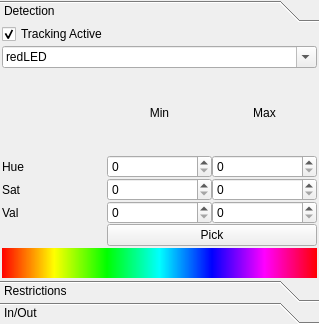
Before: the Qt Designer form ui/tab_featuresUi.ui in wonkoderverstaendige/Spotter, drawn with Qt 5.
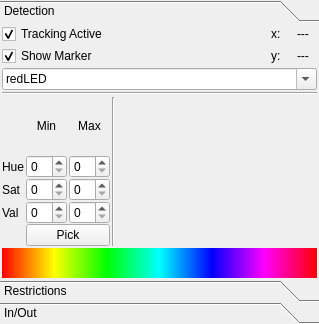
After: the same form once the commit is applied.

Commit message: Add features and objects and link them to their trackable objects.

```diff
--- a/ui/tab_featuresUi.ui
+++ b/ui/tab_featuresUi.ui
@@ -27,22 +27,13 @@
      </property>
      <item row="0" column="0">
       <widget class="QToolBox" name="toolBox">
-       <property name="frameShape">
-        <enum>QFrame::NoFrame</enum>
-       </property>
-       <property name="frameShadow">
-        <enum>QFrame::Plain</enum>
-       </property>
-       <property name="lineWidth">
-        <number>0</number>
-       </property>
        <property name="currentIndex">
         <number>0</number>
        </property>
        <property name="tabSpacing">
         <number>0</number>
        </property>
-       <widget class="QWidget" name="page">
+       <widget class="QWidget" name="page_feature_detection">
         <property name="geometry">
          <rect>
           <x>0</x>
@@ -61,10 +52,10 @@
          <property name="spacing">
           <number>2</number>
          </property>
-         <item row="4" column="0">
+         <item row="11" column="0">
           <layout class="QVBoxLayout" name="verticalLayout_4">
            <item>
-            <widget class="QLabel" name="label_6">
+            <widget class="QLabel" name="lbl_colorspace">
              <property name="sizePolicy">
               <sizepolicy hsizetype="Minimum" vsizetype="Expanding">
                <horstretch>0</horstretch>
@@ -87,88 +78,65 @@
            </item>
           </layout>
          </item>
-         <item row="0" column="0">
-          <widget class="QCheckBox" name="checkBox_3">
-           <property name="text">
-            <string>Tracking Active</string>
+         <item row="10" column="0">
+          <layout class="QGridLayout" name="layout_feature_parameters">
+           <property name="horizontalSpacing">
+            <number>2</number>
            </property>
-           <property name="checked">
-            <bool>true</bool>
-           </property>
-          </widget>
-         </item>
-         <item row="3" column="0">
-          <layout class="QGridLayout" name="gridLayout_9">
-           <property name="spacing">
+           <property name="verticalSpacing">
             <number>0</number>
            </property>
-           <item row="0" column="2">
-            <widget class="QLabel" name="label_5">
-             <property name="layoutDirection">
-              <enum>Qt::LeftToRight</enum>
+           <item row="3" column="4">
+            <spacer name="horizontalSpacer_2">
+             <property name="orientation">
+              <enum>Qt::Horizontal</enum>
              </property>
-             <property name="text">
-              <string>Max</string>
+             <property name="sizeHint" stdset="0">
+              <size>
+               <width>40</width>
+               <height>20</height>
+              </size>
              </property>
-             <property name="alignment">
-              <set>Qt::AlignCenter</set>
-             </property>
-            </widget>
+            </spacer>
            </item>
-           <item row="2" column="0">
-            <widget class="QLabel" name="label_3">
-             <property name="text">
-              <string>Sat</string>
-             </property>
-            </widget>
-           </item>
-           <item row="2" column="1">
-            <widget class="QSpinBox" name="spinBox_5"/>
-           </item>
-           <item row="3" column="0">
-            <widget class="QLabel" name="label_2">
-             <property name="text">
-              <string>Val</string>
-             </property>
-            </widget>
-           </item>
-           <item row="0" column="1">
-            <widget class="QLabel" name="label_4">
-             <property name="layoutDirection">
-              <enum>Qt::LeftToRight</enum>
-             </property>
-             <property name="text">
-              <string>Min</string>
-             </property>
-             <property name="alignment">
-              <set>Qt::AlignCenter</set>
-             </property>
-            </widget>
+           <item row="2" column="2">
+            <widget class="QSpinBox" name="spin_sat_max"/>
            </item>
            <item row="3" column="2">
-            <widget class="QSpinBox" name="spinBox_4"/>
-           </item>
-           <item row="3" column="1">
-            <widget class="QSpinBox" name="spinBox_3"/>
+            <widget class="QSpinBox" name="spin_val_max"/>
            </item>
            <item row="1" column="0">
-            <widget class="QLabel" name="label">
+            <widget class="QLabel" name="lbl_hue">
              <property name="text">
               <string>Hue</string>
              </property>
             </widget>
            </item>
-           <item row="1" column="1">
-            <widget class="QSpinBox" name="spinBox_2"/>
+           <item row="3" column="0">
+            <widget class="QLabel" name="lbl_val">
+             <property name="text">
+              <string>Val</string>
+             </property>
+            </widget>
            </item>
            <item row="1" column="2">
-            <widget class="QSpinBox" name="spinBox"/>
+            <widget class="QSpinBox" name="spin_hue_max"/>
            </item>
-           <item row="2" column="2">
-            <widget class="QSpinBox" name="spinBox_6"/>
+           <item row="2" column="0">
+            <widget class="QLabel" name="lbl_sat">
+             <property name="text">
+              <string>Sat</string>
+             </property>
+            </widget>
+           </item>
+           <item row="1" column="1">
+            <widget class="QSpinBox" name="spin_hue_min"/>
+           </item>
+           <item row="2" column="1">
+            <widget class="QSpinBox" name="spin_sat_min"/>
            </item>
            <item row="4" column="1" colspan="2">
-            <widget class="QPushButton" name="pushButton_10">
+            <widget class="QPushButton" name="btn_pick_color">
              <property name="sizePolicy">
               <sizepolicy hsizetype="Ignored" vsizetype="Fixed">
                <horstretch>0</horstretch>
@@ -192,9 +160,45 @@
              </property>
             </widget>
            </item>
+           <item row="0" column="1">
+            <widget class="QLabel" name="lbl_min">
+             <property name="layoutDirection">
+              <enum>Qt::LeftToRight</enum>
+             </property>
+             <property name="text">
+              <string>Min</string>
+             </property>
+             <property name="alignment">
+              <set>Qt::AlignCenter</set>
+             </property>
+            </widget>
+           </item>
+           <item row="0" column="2">
+            <widget class="QLabel" name="lbl_max">
+             <property name="layoutDirection">
+              <enum>Qt::LeftToRight</enum>
+             </property>
+             <property name="text">
+              <string>Max</string>
+             </property>
+             <property name="alignment">
+              <set>Qt::AlignCenter</set>
+             </property>
+            </widget>
+           </item>
+           <item row="3" column="1">
+            <widget class="QSpinBox" name="spin_val_min"/>
+           </item>
+           <item row="0" column="3" rowspan="5">
+            <widget class="Line" name="line_2">
+             <property name="orientation">
+              <enum>Qt::Vertical</enum>
+             </property>
+            </widget>
+           </item>
           </layout>
          </item>
-         <item row="1" column="0">
+         <item row="8" column="0">
           <widget class="QComboBox" name="combo_label">
            <property name="editable">
             <bool>true</bool>
@@ -219,9 +223,101 @@
            </item>
           </widget>
          </item>
+         <item row="3" column="0">
+          <layout class="QGridLayout" name="gridLayout_3">
+           <property name="topMargin">
+            <number>0</number>
+           </property>
+           <item row="1" column="4">
+            <layout class="QGridLayout" name="gridLayout_4" columnminimumwidth="20,20">
+             <property name="topMargin">
+              <number>0</number>
+             </property>
+             <property name="horizontalSpacing">
+              <number>6</number>
+             </property>
+             <item row="1" column="0">
+              <widget class="QLabel" name="lbl_y_lbl">
+               <property name="text">
+                <string>y:</string>
+               </property>
+              </widget>
+             </item>
+             <item row="0" column="0">
+              <widget class="QLabel" name="lbl_xlbl">
+               <property name="text">
+                <string>x:</string>
+               </property>
+              </widget>
+             </item>
+             <item row="0" column="1">
+              <widget class="QLabel" name="lbl_x">
+               <property name="text">
+                <string>---</string>
+               </property>
+              </widget>
+             </item>
+             <item row="1" column="1">
+              <widget class="QLabel" name="lbl_y">
+               <property name="text">
+                <string>---</string>
+               </property>
+              </widget>
+             </item>
+            </layout>
+           </item>
+           <item row="1" column="3">
+            <spacer name="horizontalSpacer">
+             <property name="orientation">
+              <enum>Qt::Horizontal</enum>
+             </property>
+             <property name="sizeHint" stdset="0">
+              <size>
+               <width>40</width>
+               <height>20</height>
+              </size>
+             </property>
+            </spacer>
+           </item>
+           <item row="1" column="0">
+            <layout class="QVBoxLayout" name="verticalLayout">
+             <property name="topMargin">
+              <number>0</number>
+             </property>
+             <item>
+              <widget class="QCheckBox" name="checkBox_3">
+               <property name="text">
+                <string>Tracking Active</string>
+               </property>
+               <property name="checked">
+                <bool>true</bool>
+               </property>
+              </widget>
+             </item>
+             <item>
+              <widget class="QCheckBox" name="checkBox">
+               <property name="text">
+                <string>Show Marker</string>
+               </property>
+               <property name="checked">
+                <bool>true</bool>
+               </property>
+              </widget>
+             </item>
+            </layout>
+           </item>
+          </layout>
+         </item>
+         <item row="9" column="0">
+          <widget class="Line" name="line">
+           <property name="orientation">
+            <enum>Qt::Horizontal</enum>
+           </property>
+          </widget>
+         </item>
         </layout>
        </widget>
-       <widget class="QWidget" name="page_5">
+       <widget class="QWidget" name="page_feature_restriction">
         <property name="geometry">
          <rect>
           <x>0</x>
@@ -233,9 +329,27 @@
         <attribute name="label">
          <string>Restrictions</string>
         </attribute>
-        <layout class="QGridLayout" name="gridLayout_8"/>
+        <layout class="QGridLayout" name="gridLayout_8">
+         <item row="0" column="0">
+          <widget class="QCheckBox" name="ckb_track">
+           <property name="text">
+            <string>Detection Active</string>
+           </property>
+           <property name="checked">
+            <bool>true</bool>
+           </property>
+          </widget>
+         </item>
+         <item row="1" column="0">
+          <widget class="QCheckBox" name="ckb_fixedpos">
+           <property name="text">
+            <string>Fixed Position</string>
+           </property>
+          </widget>
+         </item>
+        </layout>
        </widget>
-       <widget class="QWidget" name="tab_features_buttons">
+       <widget class="QWidget" name="page_feature_IO">
         <property name="geometry">
          <rect>
           <x>0</x>
```
The commit also changes 9 other files.
